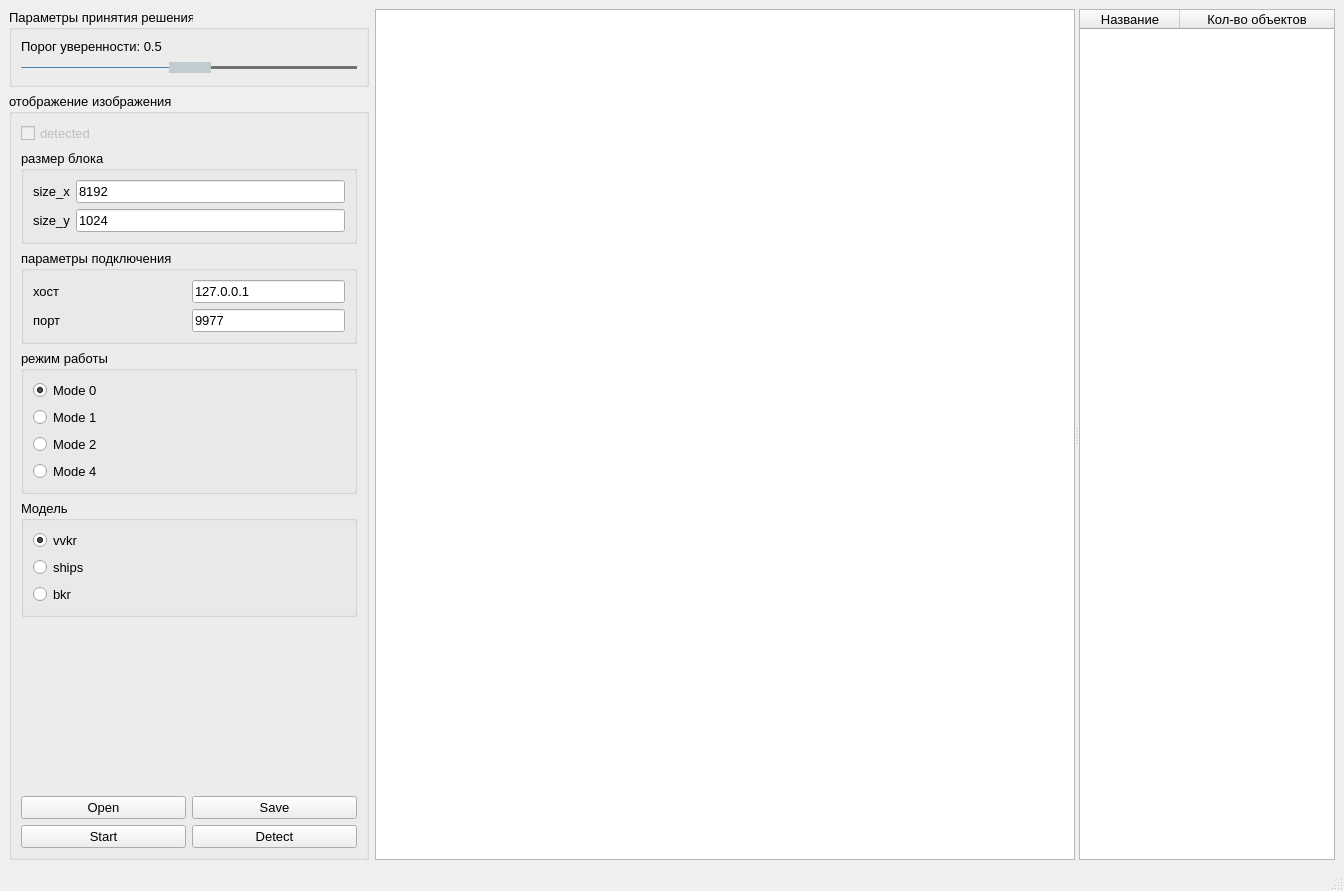
This is untitled.ui in Quainter2510/diplom as Qt 5 draws it before an edit. The edited form follows.
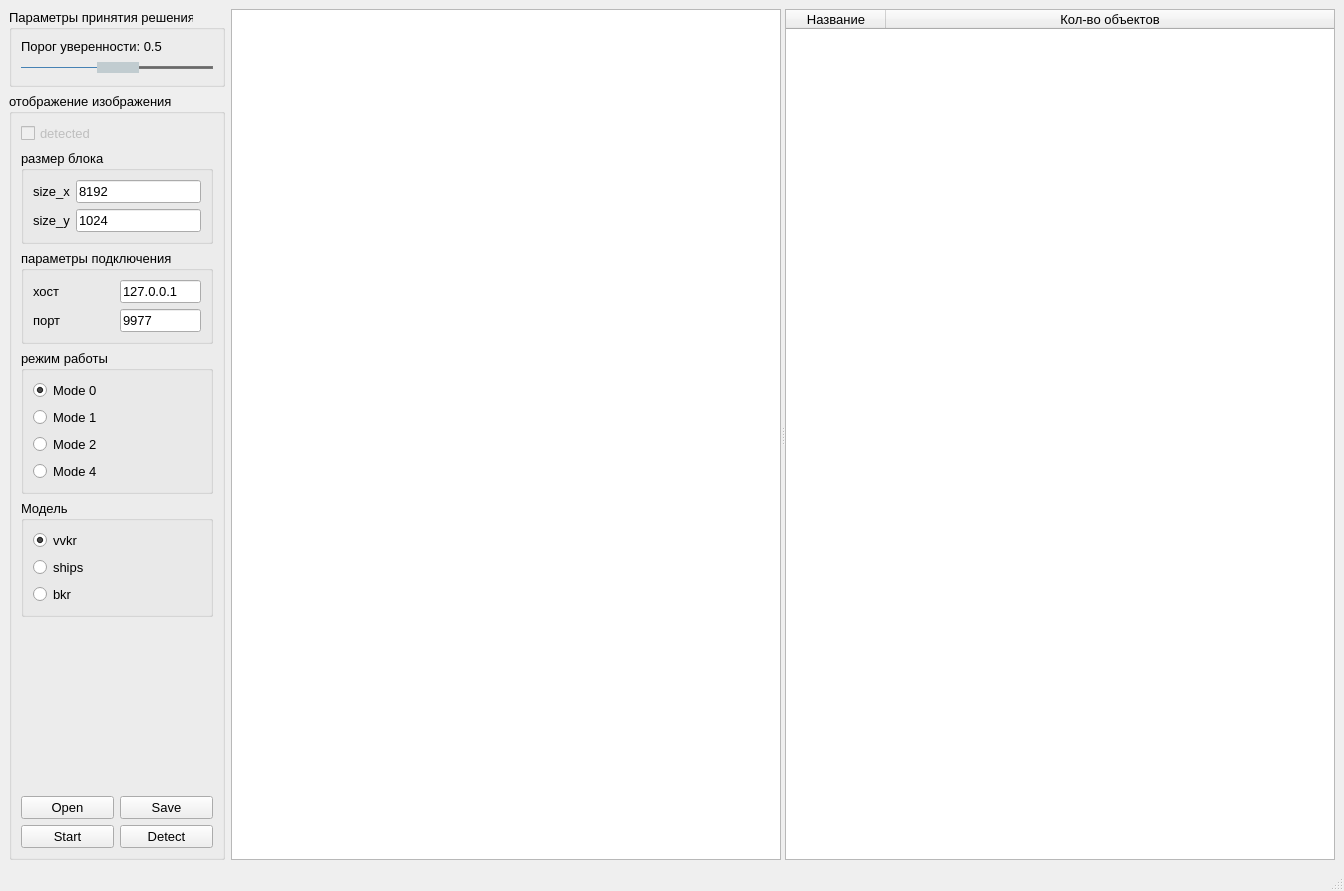
This is the edited form. Custom widgets are drawn as their Qt base class.

Patch:
```diff
--- a/untitled.ui
+++ b/untitled.ui
@@ -19,8 +19,8 @@
    <string>Object detector</string>
   </property>
   <widget class="QWidget" name="centralwidget">
-   <layout class="QGridLayout" name="gridLayout">
-    <item row="0" column="0">
+   <layout class="QHBoxLayout" name="horizontalLayout_2" stretch="1,10">
+    <item>
      <layout class="QVBoxLayout" name="verticalLayout">
       <item>
        <widget class="QGroupBox" name="groupBox_2">
@@ -420,8 +420,14 @@
       </item>
      </layout>
     </item>
-    <item row="0" column="1">
-     <widget class="QSplitter" name="splitter_2">
+    <item>
+     <widget class="QSplitter" name="splitter">
+      <property name="sizePolicy">
+       <sizepolicy hsizetype="Expanding" vsizetype="Preferred">
+        <horstretch>1</horstretch>
+        <verstretch>0</verstretch>
+       </sizepolicy>
+      </property>
       <property name="orientation">
        <enum>Qt::Horizontal</enum>
       </property>
@@ -431,7 +437,7 @@
       <widget class="MyGraphicsView" name="graphicsView">
        <property name="minimumSize">
         <size>
-         <width>700</width>
+         <width>0</width>
          <height>0</height>
         </size>
        </property>
@@ -446,6 +452,12 @@
          <verstretch>0</verstretch>
         </sizepolicy>
        </property>
+       <property name="minimumSize">
+        <size>
+         <width>200</width>
+         <height>0</height>
+        </size>
+       </property>
        <attribute name="horizontalHeaderCascadingSectionResizes">
         <bool>true</bool>
        </attribute>
```
